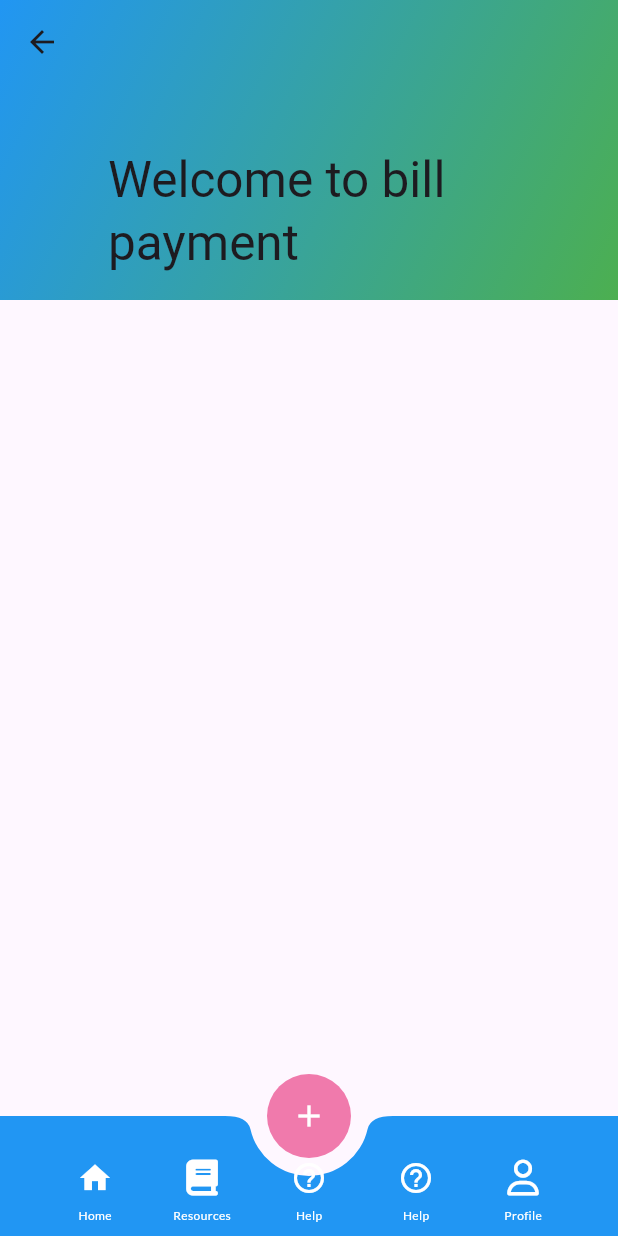
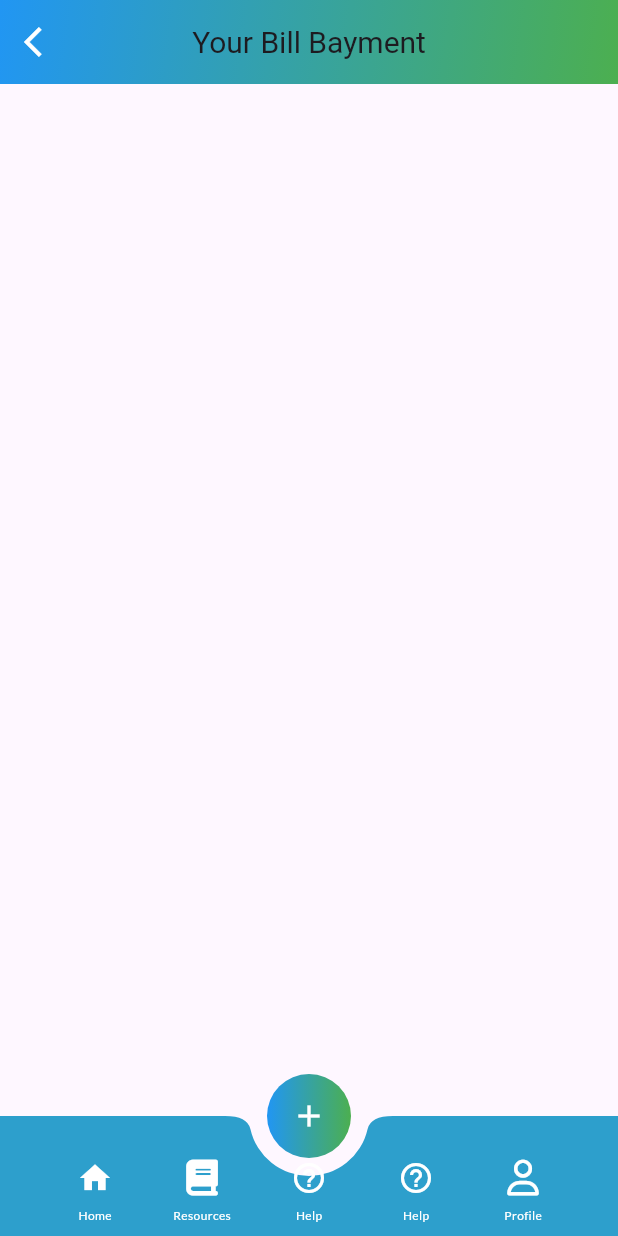
Before and after one commit to gechderib/bill_payment_app, a Flutter app: the MainScreen screen opened by its route, on a phone screen of 412 x 824 dp. Run offline on Flutter 3.47's test engine with Material 3 defaults, Android fonts, the phone set to English and light mode, and no system bars; our stand-ins replace font_awesome_flutter, google_fonts.

Commit message:
style fix

```diff
--- a/lib/screens/home_screen.dart
+++ b/lib/screens/home_screen.dart
@@ -8,10 +8,24 @@ class HomeScreen extends StatelessWidget {
       body: CustomScrollView(
         slivers: <Widget>[
           SliverAppBar(
-            expandedHeight: 200.0,
+            expandedHeight: 56.0,
             pinned: true,
+            leading: IconButton(
+              icon: const Icon(
+                Icons.arrow_back_ios, // Use your custom icon here
+                color: Colors.white, // Customize the icon color
+              ),
+              onPressed: () {
+                // Handle the back button press
+                Navigator.of(context).pop();
+              },
+            ),
             flexibleSpace: FlexibleSpaceBar(
-              title: const Text('Welcome to bill payment'),
+              centerTitle: true,
+              title: const Text(
+                'Your Bill Bayment',
+                style: TextStyle(fontSize: 20),
+              ),
               background: Container(
                 decoration: const BoxDecoration(
                   gradient: LinearGradient(
--- a/lib/screens/main_screen.dart
+++ b/lib/screens/main_screen.dart
@@ -41,8 +41,11 @@ class MainScreen extends StatelessWidget {
                   width: 56,
                   height: 56,
                   decoration: BoxDecoration(
-                      color: const Color(0XFFF07AAC),
-                      borderRadius: BorderRadius.circular(36)),
+                    gradient: const LinearGradient(
+                      colors: [Colors.blue, Colors.green],
+                    ),
+                    borderRadius: BorderRadius.circular(36),
+                  ),
                   child: IconButton(
                     color: Colors.white,
                     icon: const Icon(Icons.add),
@@ -59,7 +62,7 @@ class MainScreen extends StatelessWidget {
       floatingActionButtonLocation: FloatingActionButtonLocation.centerDocked,
       bottomNavigationBar: BottomAppBar(
         shape: const CircularNotchedRectangle(),
-        color: Colors.blue,
+        color: Color.fromARGB(255, 45, 159, 204),
         child: Container(
           height: 56,
           child: Row(
```
